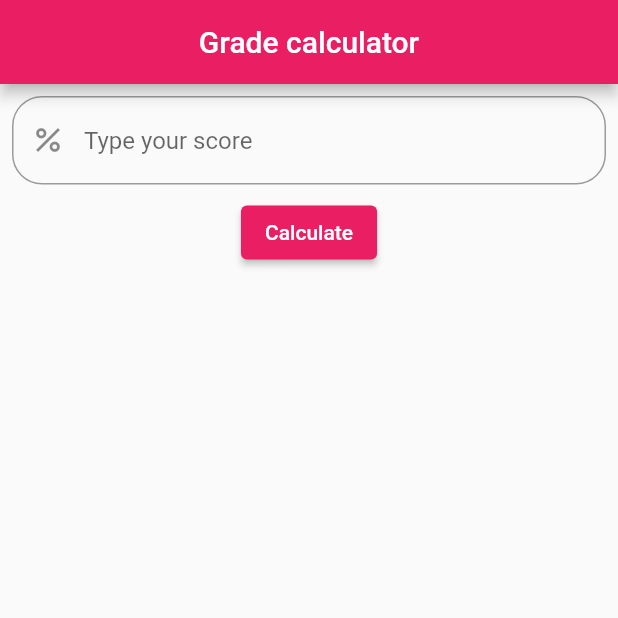
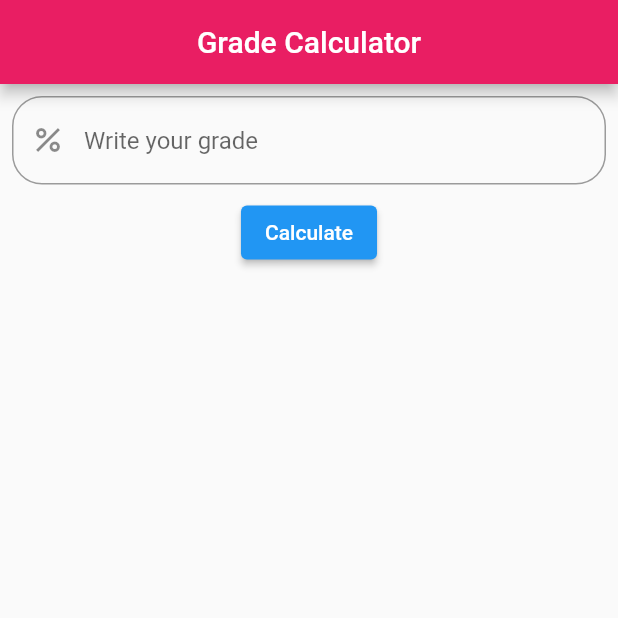
Before and after one commit to phalkandari/grade_calculator, a Flutter app: the screen it shows after launch, after a tap on "Calculate", on a phone screen of 412 x 824 dp, the top half of it. Run offline on Flutter 3.47's test engine with Material 2 defaults, Android fonts, the phone set to English and light mode, and no system bars.

Commit message:
Finished the task

```diff
--- a/lib/grade_calculator.dart
+++ b/lib/grade_calculator.dart
@@ -9,9 +9,10 @@ class HomeScreen extends StatelessWidget {
   Widget build(BuildContext context) {
     return Scaffold(
       appBar: AppBar(
-        title: Text("Grade calculator"),
-        centerTitle: true,
         backgroundColor: Colors.pink,
+        title: Center(
+          child: Text("Grade Calculator"),
+        ),
       ),
       body: Column(
         children: [
@@ -19,24 +20,26 @@ class HomeScreen extends StatelessWidget {
             padding: const EdgeInsets.all(8.0),
             child: TextField(
               controller: myGradeController,
-              keyboardType: TextInputType.number,
               decoration: InputDecoration(
-                hintText: "Type your score",
-                prefixIcon: Icon(Icons.percent),
-                border:
-                    OutlineInputBorder(borderRadius: BorderRadius.circular(20)),
+                border: OutlineInputBorder(
+                  borderRadius: BorderRadius.circular(20),
+                ),
+                hintText: "Write your grade",
+                prefixIcon: Icon(
+                  Icons.percent, //or CupertinoIcons.percent
+                ),
               ),
             ),
           ),
           ElevatedButton(
             onPressed: () {
-                print(myGradeController.text);
+              // print(myGradeController.text);
 
-                int? grade = int.tryParse(myGradeController.text);
-
+              int? grade = int.tryParse(
+                  myGradeController.text); //parse and tryParse section
               if (grade == null) {
                 print("${myGradeController.text} is NOT a number");
-                  return;
+                return; //Why if we entered 5.5 it tells you it is NOT a number? and Why can't we change int to double?
               }
 
               if (grade >= 90) {
@@ -49,10 +52,8 @@ class HomeScreen extends StatelessWidget {
                 print("F");
               }
             },
-              style: ElevatedButton.styleFrom(
-                backgroundColor: Colors.pink, // Background color
+            child: Text("Calculate"),
           ),
-              child: Text("Calculate")),
         ],
       ),
     );
```
Lines whose indentation alone changed are shown as unchanged.
